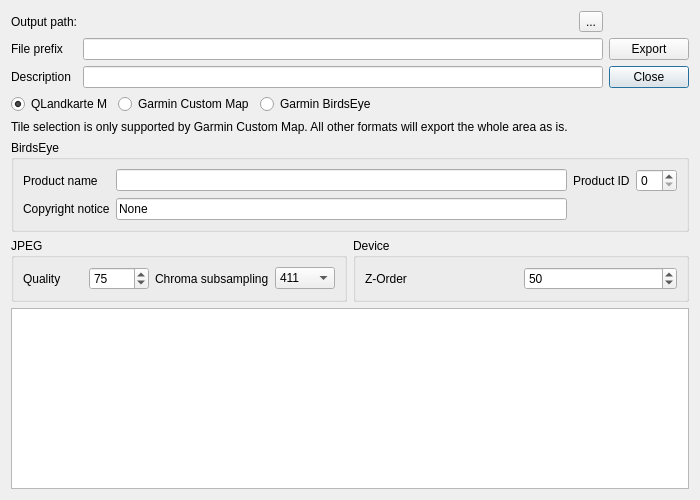
Old version of the form src/IMapQMAPExport.ui in the repository ntruchsess/QLandkarteGT.
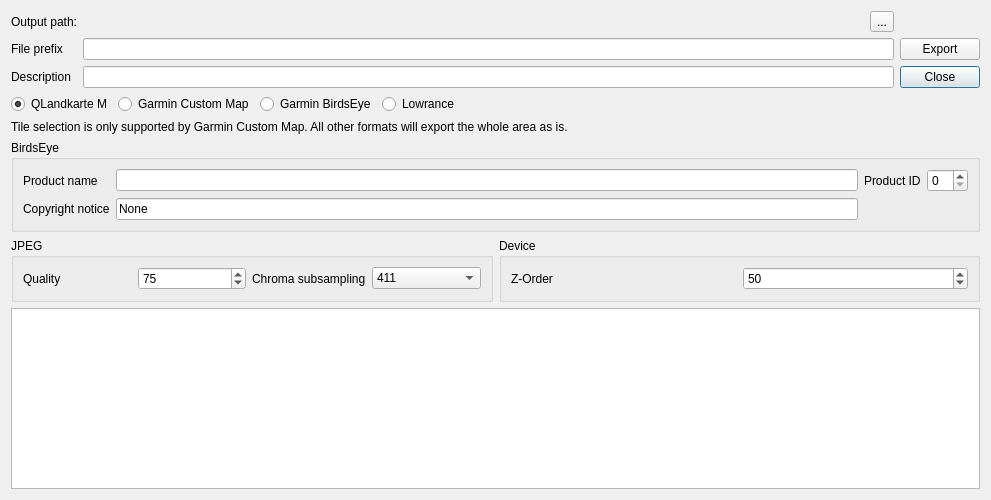
New version of the form.

Commit message: add lowrance patch

What changed in the file:
```diff
--- a/src/IMapQMAPExport.ui
+++ b/src/IMapQMAPExport.ui
@@ -6,7 +6,7 @@
    <rect>
     <x>0</x>
     <y>0</y>
-    <width>700</width>
+    <width>991</width>
     <height>500</height>
    </rect>
   </property>
@@ -103,6 +103,13 @@
        </property>
       </widget>
      </item>
+     <item>
+      <widget class="QRadioButton" name="radioLOW">
+       <property name="text">
+        <string>Lowrance</string>
+       </property>
+      </widget>
+     </item>
      <item>
       <spacer name="horizontalSpacer">
        <property name="orientation">
```
The commit also changes 2 other files.
